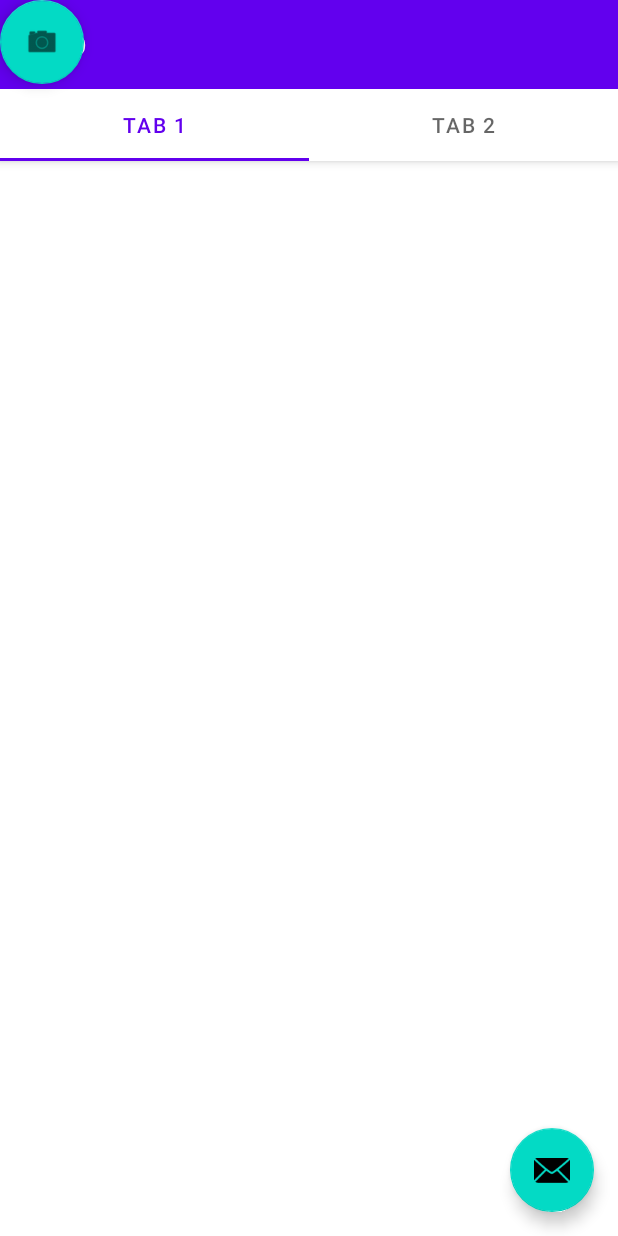
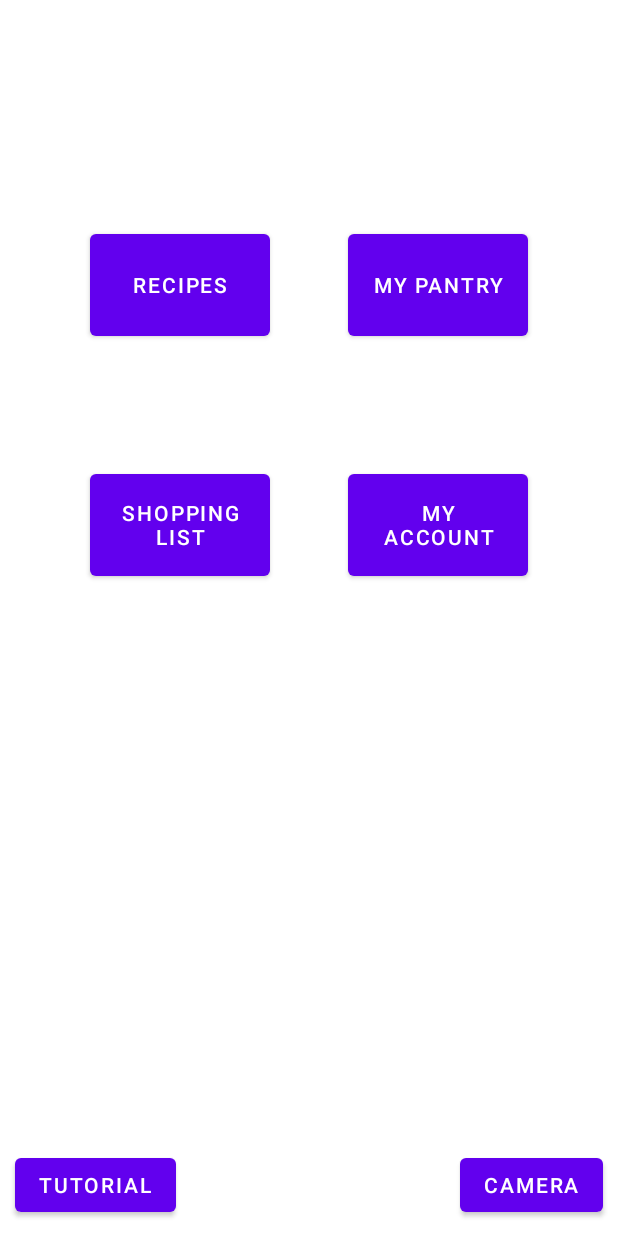
Before and after one commit to Knack25/CSCI5801, an Android app: the screen it shows after launch (MainActivity), on a phone screen of 412 x 824 dp. Run offline under Robolectric (Android 15) with nearby library versions, the phone set to English and light mode, and no system bars; libraries missing offline, so code that uses them is left out: androidx.camera.core, androidx.camera.lifecycle, androidx.camera.view, com.google.mlkit.vision, io.realm and 1 more; 6 statements that could not run were skipped.

Commit message:
Combined Jarod's Camera work and activites with the existing buttons.

```diff
--- a/app/src/main/java/com/example/wfd/MainActivity.java
+++ b/app/src/main/java/com/example/wfd/MainActivity.java
@@ -31,6 +31,7 @@ import android.util.Size;
 import android.view.Menu;
 import android.view.MenuItem;
 import android.view.View;
+import android.widget.Button;
 import android.widget.Toast;
 
 import com.example.wfd.ui.main.SectionsPagerAdapter;
@@ -42,22 +43,28 @@ import java.util.Locale;
 import java.util.concurrent.ExecutionException;
 import java.util.concurrent.Executor;
 import java.util.concurrent.Executors;
+import java.util.concurrent.atomic.AtomicBoolean;
+import java.util.concurrent.atomic.AtomicReference;
 
+import DB.Objects.Ingredient;
 import DB.Socket;
 import io.realm.Realm;
+import io.realm.RealmResults;
 import io.realm.mongodb.App;
 import io.realm.mongodb.AppConfiguration;
 import io.realm.mongodb.Credentials;
 import io.realm.mongodb.User;
+import io.realm.mongodb.sync.SyncConfiguration;
+
 
 public class MainActivity extends AppCompatActivity {
 
-    private ActivityMainBinding binding;
+    public static AtomicReference<User> user = new AtomicReference<User>();
+    public static App app;
+    private static final AtomicBoolean success = new AtomicBoolean(false);
+    private static Ingredient testingredient;
 
-
-
-
-
+    private static final String TAG = "WFD";
 
 
     //TODO: Database Socket
@@ -73,47 +80,156 @@ public class MainActivity extends AppCompatActivity {
 
     @Override
     protected void onCreate(Bundle savedInstanceState) {
+
+
         super.onCreate(savedInstanceState);
+
+
+
+        com.example.wfd.databinding.ActivityMainBinding binding = ActivityMainBinding.inflate(getLayoutInflater());
+        setContentView(binding.getRoot());
+
+        SectionsPagerAdapter sectionsPagerAdapter = new SectionsPagerAdapter(this, getSupportFragmentManager());
+
+
+        Realm.init(this);
+        String appID = "wfd-ppxod";
+        app = new App(new AppConfiguration.Builder(appID).build());
+
+        Credentials emailPasswordCredientals = Credentials.emailPassword(
+                "nathangschneider@gmail.com", "Test123");
+
+
+        app.loginAsync(emailPasswordCredientals, it -> {
+            if (it.isSuccess()) {
+                Log.v("AUTH", "Successfully authenticated using an email and password");
+                Log.v("AUTH", "Logged in user ID: " + app.currentUser().getId());
+                user.set(app.currentUser());
+                Log.d("DEBUG", "User ID " + user.get().getId());
+                success.set(true);
+            } else {
+                Log.e("AUTH", it.getError().toString());
+                success.set(false);
+            }
+        });
+
+        if (!success.get()) {
+            //TODO:  Redirect to login page
+        }
+
+        SyncConfiguration config = new SyncConfiguration.Builder(app.currentUser(), app.currentUser().getId())
+                .allowQueriesOnUiThread(true)
+                .allowWritesOnUiThread(true)
+                .build();
+
+        Realm.getInstanceAsync(config, new Realm.Callback() {
+            @Override
+            public void onSuccess(Realm realm) {
+                Log.v(
+                        "EXAMPLE",
+                        "Successfully opened a realm with reads and writes allowed on the UI thread."
+                );
+
+//                testingredient = new Ingredient("Flour", 1345546754,10,
+//                        "lbs",app.currentUser().getId());
+
+//                realm.executeTransaction(r -> {
+//                    r.insert(testingredient);
+//                });
+
+               // RealmResults<Ingredient> ingredients = realm.where(Ingredient.class).findAll();
+
+              //  Log.d("DEBUG", ingredients.toString());
+                realm.close();
+                success.set(true);
+            }
+        });
 
         binding = ActivityMainBinding.inflate(getLayoutInflater());
         setContentView(binding.getRoot());
 
-        SectionsPagerAdapter sectionsPagerAdapter = new SectionsPagerAdapter(this, getSupportFragmentManager());
-        ViewPager viewPager = binding.viewPager;
-        viewPager.setAdapter(sectionsPagerAdapter);
-        TabLayout tabs = binding.tabs;
-        tabs.setupWithViewPager(viewPager);
-        FloatingActionButton fab = binding.fab;
-      //FloatingActionButton camera = this.findViewById(R.id.camera);
-        FloatingActionButton camera = binding.camera;
 
-
-
-
-        fab.setOnClickListener(new View.OnClickListener() {
+        //Wire up the Recipes button to do stuff
+        //..get the Recipes button
+        Button btnRecipes = findViewById(R.id.btnRecipes);
+        //..set what happens when the user clicks on Recipes - will do more things when things are coded
+        btnRecipes.setOnClickListener(new View.OnClickListener() {
             @Override
             public void onClick(View view) {
-                Snackbar.make(view, "Replace with your own action", Snackbar.LENGTH_LONG)
-                        .setAction("Action", null).show();
+                Log.i(TAG, "This shows Recipes.");
+                Toast.makeText(getApplicationContext(), "Recipes", Toast.LENGTH_SHORT)
+                        .show();
             }
         });
 
-        camera.setOnClickListener(v -> {
+
+        //Wire up the My Pantry button to do stuff
+        //..get the My Pantry button
+        Button btnPantry = findViewById(R.id.btnPantry);
+        //..set what happens when the user clicks on My Pantry - will do more things when things are coded
+        btnPantry.setOnClickListener(new View.OnClickListener() {
+            @Override
+            public void onClick(View view) {
+                Log.i(TAG, "This shows My Pantry.");
+                Toast.makeText(getApplicationContext(), "My Pantry", Toast.LENGTH_SHORT)
+                        .show();
+            }
+        });
+
+        //Wire up the Shopping List button to do stuff
+        //..get the Shopping List button
+        Button btnShoppingList = findViewById(R.id.btnShoppingList);
+        //..set what happens when the user clicks on Shopping List - will do more things when things are coded
+        btnShoppingList.setOnClickListener(new View.OnClickListener() {
+            @Override
+            public void onClick(View view) {
+                Log.i(TAG, "This shows the Shopping List.");
+                Toast.makeText(getApplicationContext(), "Shopping List", Toast.LENGTH_SHORT)
+                        .show();
+            }
+        });
+
+        //Wire up the My Account button to do stuff
+        //..get the My Account button
+        Button btnMyAccount = findViewById(R.id.btnMyAccount);
+        //..set what happens when the user clicks on My Account - will do more things when things are coded
+        btnMyAccount.setOnClickListener(new View.OnClickListener() {
+            @Override
+            public void onClick(View view) {
+                Log.i(TAG, "This shows My Account.");
+                Toast.makeText(getApplicationContext(), "My Account", Toast.LENGTH_SHORT)
+                        .show();
+            }
+        });
+
+        //Wire up the Tutorial button to do stuff
+        //..get the Tutorial button
+        Button btnTutorial = findViewById(R.id.btnTutorial);
+        //..set what happens when the user clicks on the Tutorial - will do more things when things are coded
+        btnTutorial.setOnClickListener(new View.OnClickListener() {
+            @Override
+            public void onClick(View view) {
+                Log.i(TAG, "This shows the Tutorial.");
+                Toast.makeText(getApplicationContext(), "Tutorial", Toast.LENGTH_SHORT)
+                        .show();
+            }
+        });
+
+        //Wire up the Camera button to do stuff
+        //..get the Camera button
+        Button btnCamera = findViewById(R.id.btnCamera);
+        //..set what happens when the user clicks on the Camera - will do more things when things are coded
+        btnCamera.setOnClickListener(v -> {
+//            @Override
+//            public void onClick(View view) {
+//                Log.i(TAG, "This shows the Camera.");
+//                Toast.makeText(getApplicationContext(), "Camera", Toast.LENGTH_SHORT)
+//                        .show();
+//            }
             Intent intent = new Intent(this, CameraActivity.class);
             startActivity(intent);
+
         });
 
-        Realm.init(this);
-
-        /*Uncomment this when you are ready to connect to the database. This is to remove
-        * any unnecessary requests.*/
-       // Socket.init();
     }
-    //end of onCreate
-
-
-
-
-
-
 }
--- a/app/src/main/res/layout/activity_main.xml
+++ b/app/src/main/res/layout/activity_main.xml
@@ -1,51 +1,70 @@
 <?xml version="1.0" encoding="utf-8"?>
-<androidx.coordinatorlayout.widget.CoordinatorLayout xmlns:android="http://schemas.android.com/apk/res/android"
+<androidx.constraintlayout.widget.ConstraintLayout xmlns:android="http://schemas.android.com/apk/res/android"
     xmlns:app="http://schemas.android.com/apk/res-auto"
     xmlns:tools="http://schemas.android.com/tools"
+    android:id="@+id/coordinatorLayout"
     android:layout_width="match_parent"
     android:layout_height="match_parent"
     tools:context=".MainActivity">
 
-    <com.google.android.material.appbar.AppBarLayout
-        android:layout_width="match_parent"
-        android:layout_height="wrap_content"
-        android:theme="@style/Theme.WFD.AppBarOverlay">
+    <Button
+        android:id="@+id/btnRecipes"
+        android:layout_width="120dp"
+        android:layout_height="80dp"
+        android:layout_marginStart="60dp"
+        android:layout_marginTop="150dp"
+        android:text="Recipes"
+        app:layout_constraintStart_toStartOf="parent"
+        app:layout_constraintTop_toTopOf="parent" />
 
-        <TextView
-            android:id="@+id/title"
-            android:layout_width="wrap_content"
-            android:layout_height="wrap_content"
-            android:gravity="center"
-            android:minHeight="?actionBarSize"
-            android:padding="@dimen/appbar_padding"
-            android:text="@string/app_name"
-            android:textAppearance="@style/TextAppearance.Widget.AppCompat.Toolbar.Title" />
+    <Button
+        android:id="@+id/btnPantry"
+        android:layout_width="120dp"
+        android:layout_height="80dp"
+        android:layout_marginTop="150dp"
+        android:layout_marginEnd="60dp"
+        android:text="My Pantry"
+        app:layout_constraintEnd_toEndOf="parent"
+        app:layout_constraintTop_toTopOf="parent" />
 
-        <com.google.android.material.tabs.TabLayout
-            android:id="@+id/tabs"
-            android:layout_width="match_parent"
-            android:layout_height="wrap_content" />
-    </com.google.android.material.appbar.AppBarLayout>
+    <Button
+        android:id="@+id/btnShoppingList"
+        android:layout_width="120dp"
+        android:layout_height="80dp"
+        android:layout_marginStart="60dp"
+        android:layout_marginTop="310dp"
+        android:text="Shopping List"
+        app:layout_constraintStart_toStartOf="parent"
+        app:layout_constraintTop_toTopOf="parent" />
 
-    <androidx.viewpager.widget.ViewPager
-        android:id="@+id/view_pager"
-        android:layout_width="match_parent"
-        android:layout_height="match_parent"
-        app:layout_behavior="@string/appbar_scrolling_view_behavior" />
+    <Button
+        android:id="@+id/btnMyAccount"
+        android:layout_width="120dp"
+        android:layout_height="80dp"
+        android:layout_marginTop="310dp"
+        android:layout_marginEnd="60dp"
+        android:text="My Account"
+        app:layout_constraintEnd_toEndOf="parent"
+        app:layout_constraintTop_toTopOf="parent" />
 
-    <com.google.android.material.floatingactionbutton.FloatingActionButton
-        android:id="@+id/fab"
+    <Button
+        android:id="@+id/btnTutorial"
         android:layout_width="wrap_content"
         android:layout_height="wrap_content"
-        android:layout_gravity="bottom|end"
-        android:layout_marginEnd="@dimen/fab_margin"
-        android:layout_marginBottom="16dp"
-        app:srcCompat="@android:drawable/ic_dialog_email" />
+        android:layout_marginStart="10dp"
+        android:layout_marginBottom="10dp"
+        android:text="Tutorial"
+        app:layout_constraintBottom_toBottomOf="parent"
+        app:layout_constraintStart_toStartOf="parent" />
 
-    <com.google.android.material.floatingactionbutton.FloatingActionButton
-        android:id="@+id/camera"
+    <Button
+        android:id="@+id/btnCamera"
         android:layout_width="wrap_content"
         android:layout_height="wrap_content"
-        android:clickable="true"
-        app:srcCompat="@android:drawable/ic_menu_camera" />
-</androidx.coordinatorlayout.widget.CoordinatorLayout>
+        android:layout_marginEnd="10dp"
+        android:layout_marginBottom="10dp"
+        android:text="Camera"
+        app:layout_constraintBottom_toBottomOf="parent"
+        app:layout_constraintEnd_toEndOf="parent" />
+
+</androidx.constraintlayout.widget.ConstraintLayout>
```
Also changed, not shown: app/src/main/java/DB/Objects/Ingredient.java (added, +69 -0 lines), app/src/main/java/DB/Objects/Recipe.java (added, +75 -0 lines). Lines whose indentation alone changed are shown as unchanged.
